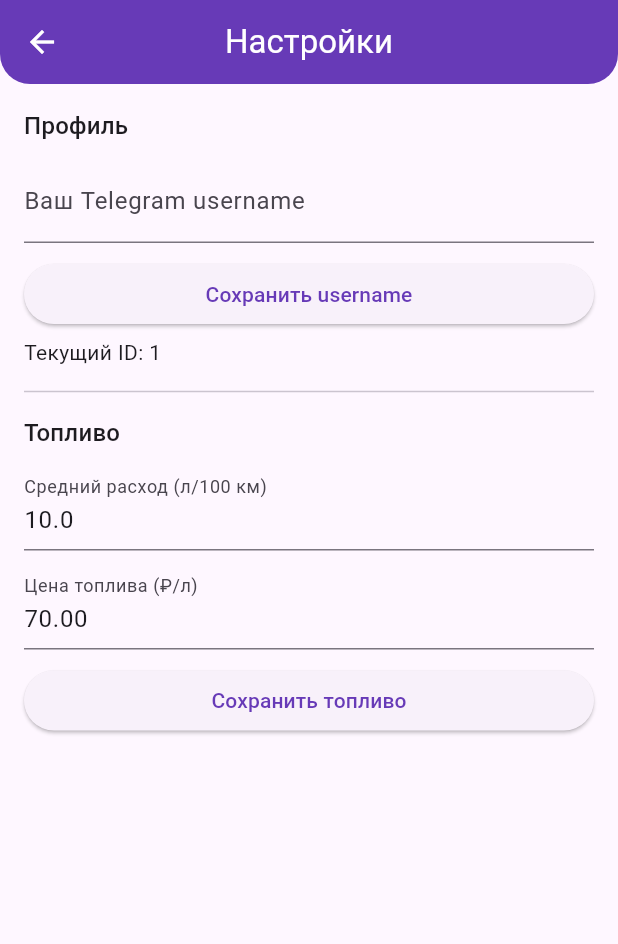
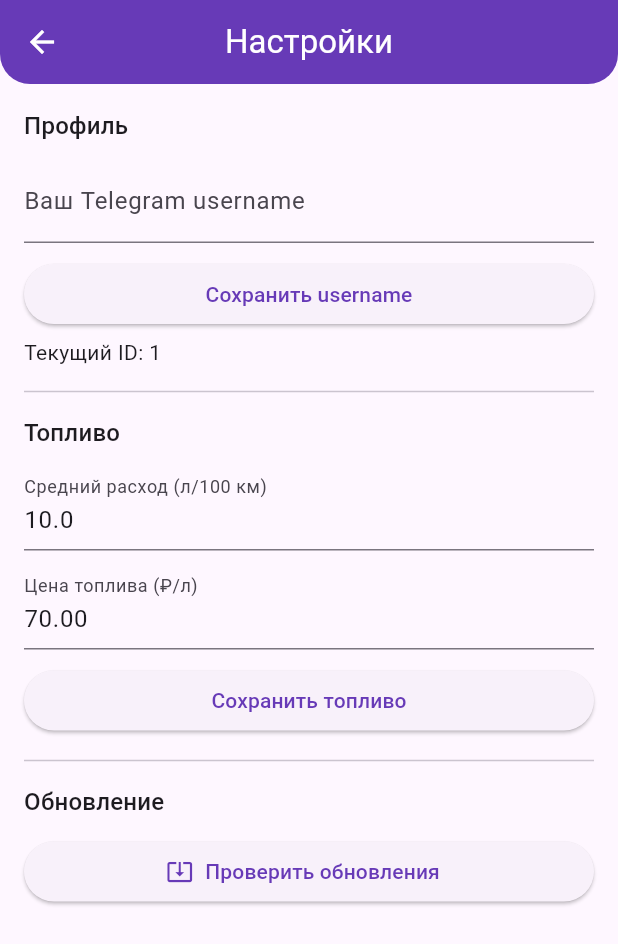
Before and after one commit to Deniskaaaz/TripBotFlutter, a Flutter app: the SettingsScreen screen opened directly, on a phone screen of 412 x 824 dp. Shown: the top 944 px of the screen. Run offline on Flutter 3.47's test engine with Material 3 defaults, Android fonts, the phone set to English and light mode, and no system bars; our stand-ins replace cached_network_image, connectivity_plus, flutter_local_notifications, flutter_map, geolocator, latlong2 and 3 more; accounts and stored records are empty; network calls fail.

Commit message:
Add manual update check in settings and fix updater return type

```diff
--- a/lib/screens/settings_screen.dart
+++ b/lib/screens/settings_screen.dart
@@ -1,6 +1,7 @@
 import 'package:flutter/material.dart';
 import '../api_service.dart';
 import '../user_settings.dart';
+import '../updater.dart';
 
 class SettingsScreen extends StatefulWidget {
   const SettingsScreen({Key? key}) : super(key: key);
@@ -18,6 +19,7 @@ class _SettingsScreenState extends State<SettingsScreen> {
   double? _currentFuelConsumption;
   double? _currentFuelPrice;
   bool _isSaving = false;
+  bool _isCheckingUpdates = false;
   String? _error;
 
   @override
@@ -128,6 +130,17 @@ class _SettingsScreenState extends State<SettingsScreen> {
     }
   }
 
+  Future<void> _checkForUpdates() async {
+    setState(() => _isCheckingUpdates = true);
+    final hasUpdate = await Updater.checkForUpdate(context);
+    if (!hasUpdate && mounted) {
+      ScaffoldMessenger.of(context).showSnackBar(
+        const SnackBar(content: Text('У вас последняя версия')),
+      );
+    }
+    if (mounted) setState(() => _isCheckingUpdates = false);
+  }
+
   @override
   Widget build(BuildContext context) {
     return Scaffold(
@@ -137,7 +150,6 @@ class _SettingsScreenState extends State<SettingsScreen> {
         child: Column(
           crossAxisAlignment: CrossAxisAlignment.stretch,
           children: [
-            // ---- Настройки пользователя ----
             Text('Профиль', style: Theme.of(context).textTheme.titleMedium),
             const SizedBox(height: 10),
             TextField(
@@ -160,7 +172,6 @@ class _SettingsScreenState extends State<SettingsScreen> {
 
             const Divider(height: 32),
 
-            // ---- Параметры топлива ----
             Text('Топливо', style: Theme.of(context).textTheme.titleMedium),
             const SizedBox(height: 10),
             TextField(
@@ -184,6 +195,22 @@ class _SettingsScreenState extends State<SettingsScreen> {
               child: const Text('Сохранить топливо'),
             ),
 
+            const Divider(height: 32),
+
+            Text('Обновление', style: Theme.of(context).textTheme.titleMedium),
+            const SizedBox(height: 10),
+            ElevatedButton.icon(
+              onPressed: _isCheckingUpdates ? null : _checkForUpdates,
+              icon: _isCheckingUpdates
+                  ? const SizedBox(
+                      width: 18,
+                      height: 18,
+                      child: CircularProgressIndicator(strokeWidth: 2),
+                    )
+                  : const Icon(Icons.system_update_alt),
+              label: Text(_isCheckingUpdates ? 'Проверка...' : 'Проверить обновления'),
+            ),
+
             if (_error != null) ...[
               const SizedBox(height: 10),
               Text(
```
Also changed, not shown: lib/updater.dart (+11 -14 lines).
